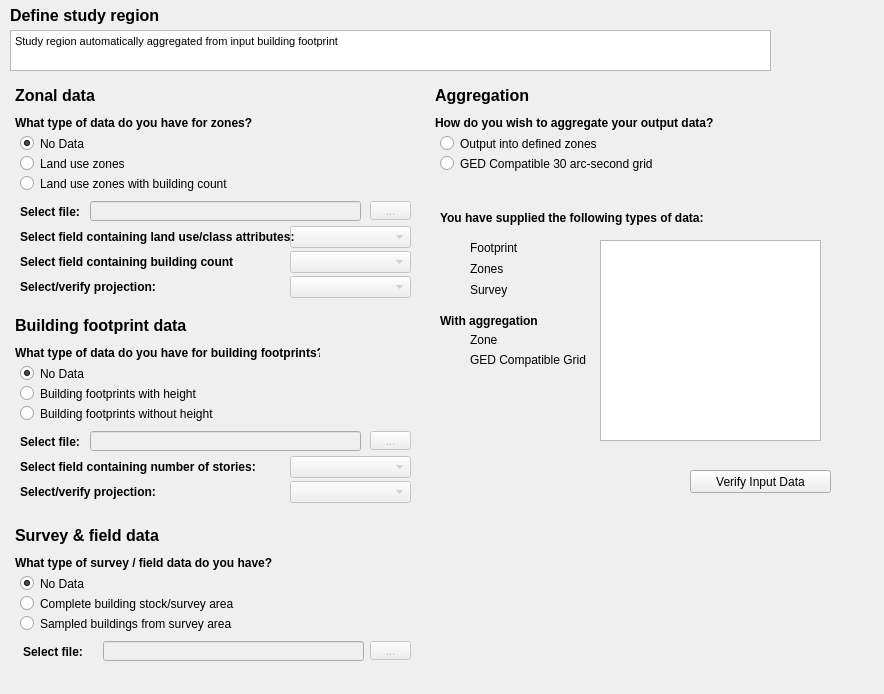
Above: qt/wdg_data.ui from gem/sidd before the change. Below: the same form after it.
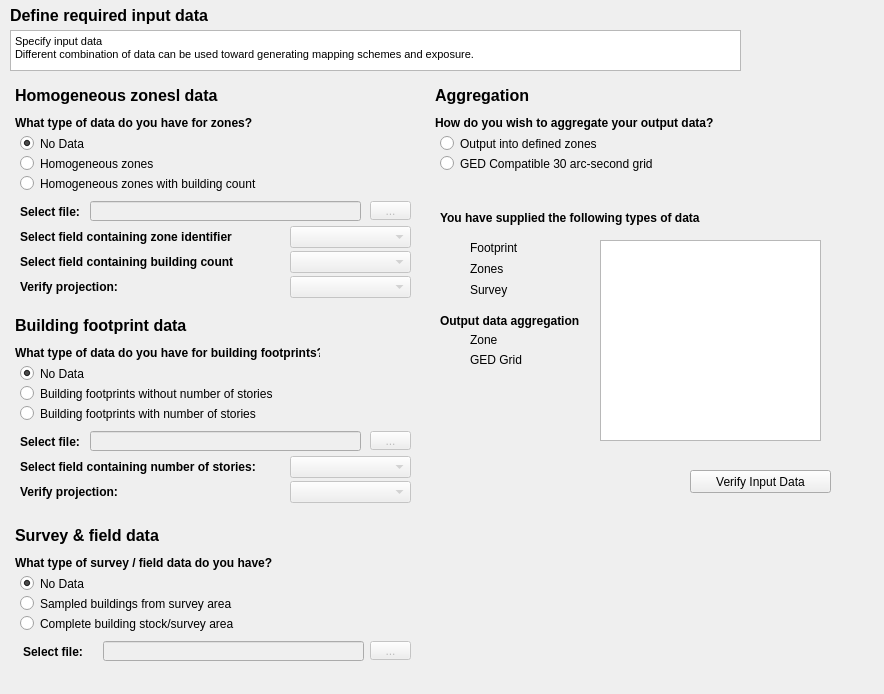
That is the form after the change. Icons and pictures are not drawn.

Commit message: updates - created new sets of operators *ToGrid   ZoneToGrid: create grids from zone with building count   FootprintZoneToGrid: create grid from footprint and zone. if zone has building count > footprint count,                        additional building count in zone is distributed out according to area                        (leftover from total-footprint area) - added test cases - deprecated following operators   GridWriter, GridFromRegionWriter, ExposureGeometryWriter, FootprintAggregator, ZoneGridMerger, ZoneFootprintMerger   will delete in next commit along with their test cases

What changed in the file:
```diff
--- a/qt/wdg_data.ui
+++ b/qt/wdg_data.ui
@@ -44,8 +44,8 @@
    <widget class="QLabel" name="img_lb_svy_desc_help">
     <property name="geometry">
      <rect>
-      <x>320</x>
-      <y>30</y>
+      <x>240</x>
+      <y>5</y>
       <width>16</width>
       <height>21</height>
      </rect>
@@ -99,7 +99,7 @@
     <property name="geometry">
      <rect>
       <x>10</x>
-      <y>95</y>
+      <y>75</y>
       <width>381</width>
       <height>17</height>
      </rect>
@@ -128,7 +128,7 @@
     <property name="geometry">
      <rect>
       <x>10</x>
-      <y>75</y>
+      <y>95</y>
       <width>381</width>
       <height>17</height>
      </rect>
@@ -196,7 +196,7 @@
      </font>
     </property>
     <property name="text">
-     <string>You have supplied the following types of data:</string>
+     <string>You have supplied the following types of data</string>
     </property>
    </widget>
    <widget class="QLabel" name="img_lb_verify_fp">
@@ -282,7 +282,7 @@
      <rect>
       <x>10</x>
       <y>113</y>
-      <width>171</width>
+      <width>161</width>
       <height>16</height>
      </rect>
     </property>
@@ -293,7 +293,7 @@
      </font>
     </property>
     <property name="text">
-     <string>With aggregation</string>
+     <string>Output data aggregation</string>
     </property>
    </widget>
    <widget class="QLabel" name="img_lb_verify_agg_grid">
@@ -345,7 +345,7 @@
      </rect>
     </property>
     <property name="text">
-     <string>GED Compatible Grid</string>
+     <string>GED Grid</string>
     </property>
    </widget>
    <widget class="QTextBrowser" name="txt_verify_text">
@@ -462,8 +462,8 @@
    <widget class="QLabel" name="img_lb_aggr_desc_help">
     <property name="geometry">
      <rect>
-      <x>320</x>
-      <y>30</y>
+      <x>130</x>
+      <y>5</y>
       <width>16</width>
       <height>21</height>
      </rect>
@@ -508,13 +508,13 @@
     <property name="geometry">
      <rect>
       <x>10</x>
-      <y>75</y>
+      <y>95</y>
       <width>381</width>
       <height>17</height>
      </rect>
     </property>
     <property name="text">
-     <string>Building footprints with height</string>
+     <string>Building footprints with number of stories</string>
     </property>
    </widget>
    <widget class="QLineEdit" name="txt_fp_select_file">
@@ -553,13 +553,13 @@
     <property name="geometry">
      <rect>
       <x>10</x>
-      <y>95</y>
+      <y>75</y>
       <width>381</width>
       <height>17</height>
      </rect>
     </property>
     <property name="text">
-     <string>Building footprints without height</string>
+     <string>Building footprints without number of stories</string>
     </property>
    </widget>
    <widget class="QLabel" name="lb_fp_title">
@@ -630,7 +630,7 @@
      </font>
     </property>
     <property name="text">
-     <string>Select/verify projection:</string>
+     <string>Verify projection:</string>
     </property>
    </widget>
    <widget class="QToolButton" name="btn_fp_select_file">
@@ -690,8 +690,8 @@
    <widget class="QLabel" name="img_lb_fp_desc_help">
     <property name="geometry">
      <rect>
-      <x>320</x>
-      <y>30</y>
+      <x>240</x>
+      <y>5</y>
       <width>16</width>
       <height>21</height>
      </rect>
@@ -730,7 +730,7 @@
      </font>
     </property>
     <property name="text">
-     <string>Define study region</string>
+     <string>Define required input data</string>
     </property>
    </widget>
    <widget class="QTextEdit" name="txt_panel_description">
@@ -738,16 +738,19 @@
      <rect>
       <x>10</x>
       <y>30</y>
-      <width>761</width>
+      <width>731</width>
       <height>41</height>
      </rect>
     </property>
+    <property name="readOnly">
+     <bool>true</bool>
+    </property>
     <property name="html">
      <string>&lt;!DOCTYPE HTML PUBLIC &quot;-//W3C//DTD HTML 4.0//EN&quot; &quot;http://www.w3.org/TR/REC-html40/strict.dtd&quot;&gt;
 &lt;html&gt;&lt;head&gt;&lt;meta name=&quot;qrichtext&quot; content=&quot;1&quot; /&gt;&lt;style type=&quot;text/css&quot;&gt;
 p, li { white-space: pre-wrap; }
 &lt;/style&gt;&lt;/head&gt;&lt;body style=&quot; font-family:'MS Shell Dlg 2'; font-size:8.25pt; font-weight:400; font-style:normal;&quot;&gt;
-&lt;p style=&quot; margin-top:0px; margin-bottom:0px; margin-left:0px; margin-right:0px; -qt-block-indent:0; text-indent:0px;&quot;&gt;&lt;span style=&quot; font-family:'Tahoma'; font-size:8pt;&quot;&gt;Study region automatically aggregated from input building footprint&lt;/span&gt;&lt;/p&gt;&lt;/body&gt;&lt;/html&gt;</string>
+&lt;p style=&quot; margin-top:12px; margin-bottom:12px; margin-left:0px; margin-right:0px; -qt-block-indent:0; text-indent:0px;&quot;&gt;&lt;span style=&quot; font-size:8pt;&quot;&gt;Specify input data &lt;br /&gt;Different combination of data can be used toward generating mapping schemes and exposure. &lt;/span&gt;&lt;/p&gt;&lt;/body&gt;&lt;/html&gt;</string>
     </property>
    </widget>
   </widget>
@@ -770,7 +773,7 @@
      </rect>
     </property>
     <property name="text">
-     <string>Land use zones with building count</string>
+     <string>Homogeneous zones with building count</string>
     </property>
    </widget>
    <widget class="QRadioButton" name="radio_zones_op2">
@@ -783,7 +786,7 @@
      </rect>
     </property>
     <property name="text">
-     <string>Land use zones</string>
+     <string>Homogeneous zones</string>
     </property>
    </widget>
    <widget class="QLabel" name="lb_zones_proj">
@@ -802,7 +805,7 @@
      </font>
     </property>
     <property name="text">
-     <string>Select/verify projection:</string>
+     <string>Verify projection:</string>
     </property>
    </widget>
    <widget class="QLabel" name="lb_zones_select_file">
@@ -869,7 +872,7 @@
      </font>
     </property>
     <property name="text">
-     <string>Select field containing land use/class attributes:</string>
+     <string>Select field containing zone identifier</string>
     </property>
    </widget>
    <widget class="QLabel" name="lb_zones_title">
@@ -889,7 +892,7 @@
      </font>
     </property>
     <property name="text">
-     <string>Zonal data</string>
+     <string>Homogeneous zonesl data</string>
     </property>
    </widget>
    <widget class="QToolButton" name="btn_zones_select_file">
@@ -959,8 +962,8 @@
    <widget class="QLabel" name="img_lb_zones_desc_help">
     <property name="geometry">
      <rect>
-      <x>280</x>
-      <y>30</y>
+      <x>240</x>
+      <y>5</y>
       <width>16</width>
       <height>21</height>
      </rect>
```
Left out of the diff: 59 changed lines with no effect on the pictures. The commit also changes 75 other files.
